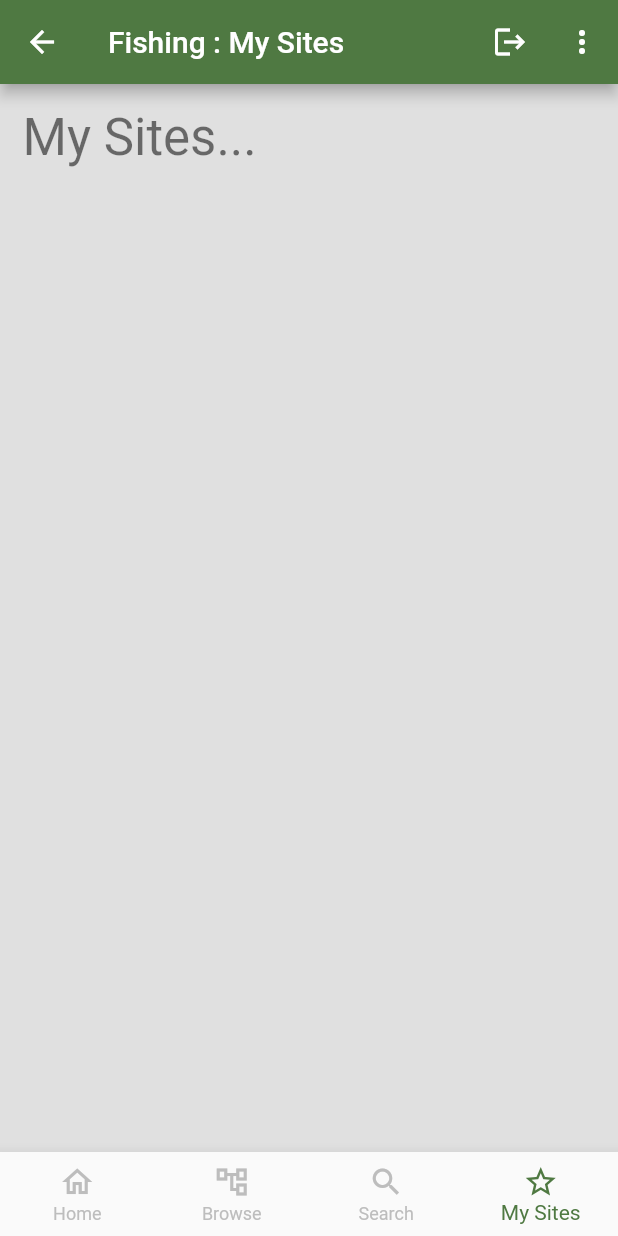
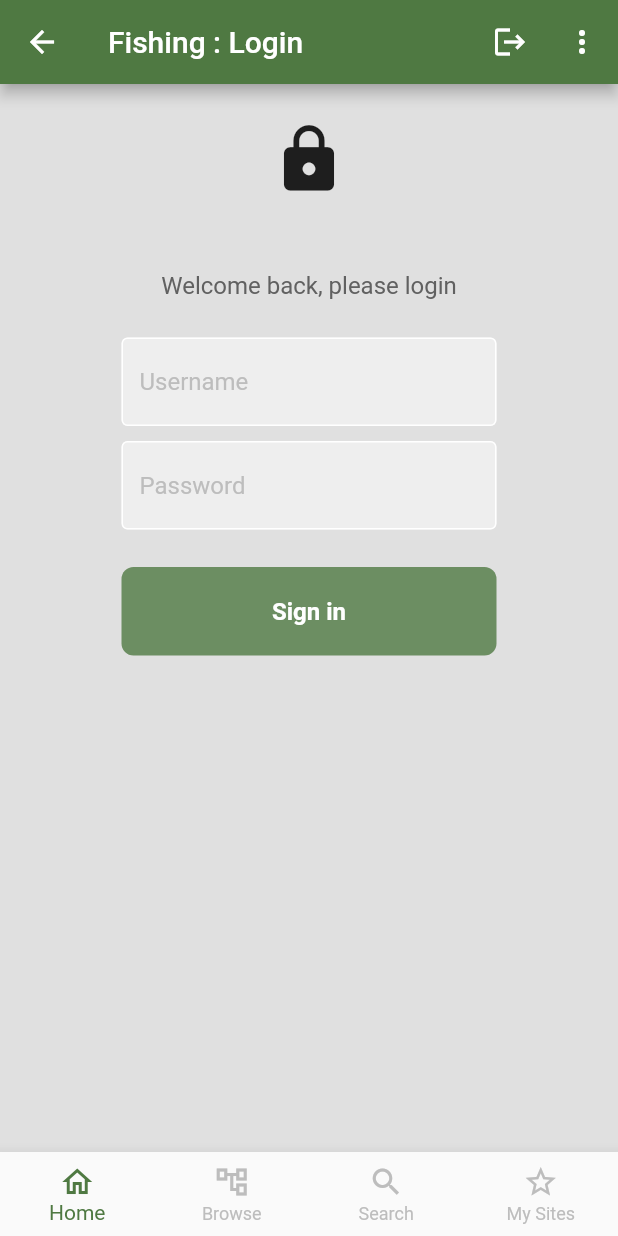
Before and after one commit to steve-townend/fishing_flutter, a Flutter app: the screen it shows after launch, item 4 of the bottom bar chosen, after a tap on the "logout" icon, on a phone screen of 412 x 824 dp. Run offline on Flutter 3.47's test engine with Material 2 defaults, Android fonts, the phone set to English and light mode, and no system bars; our stand-ins replace get_it, localstorage, logger.

Commit message:
Re-routing now works for auth

```diff
--- a/lib/app/auth/auth_page.dart
+++ b/lib/app/auth/auth_page.dart
@@ -1,9 +1,10 @@
 // ignore_for_file: no_leading_underscores_for_local_identifiers
 
 import 'package:_app_framework/app/auth/auth_provider_controller.dart';
-import 'package:_app_framework/app/auth/login_page.dart';
-import 'package:_app_framework/app/home/home_page.dart';
+import 'package:_app_framework/common_services/logging_service.dart';
+import 'package:_app_framework/ioc.dart';
 import 'package:flutter/material.dart';
+import 'package:logger/logger.dart';
 import 'package:provider/provider.dart';
 
 class AuthPage extends StatelessWidget {
@@ -12,16 +13,43 @@ class AuthPage extends StatelessWidget {
   @override
   Widget build(BuildContext context) {
 
+    final loggingService = getIt.get<LoggingService>();
+    final Logger _logger = loggingService.getLogger(this);
+
     return Scaffold(
 
       body: Consumer<AuthProviderController>(
         builder: (context, authProvider, child){
 
+          /* SMT
+              I am using a Future.microtask because all sync work completes
+              before any async work. Therefore the widget build (sync) completes
+              before navigating to the named route.
+
+              I do this because I was previouly doing direct navigation i.e by
+              calling HomePage() and LoginPage. However, this did not display the
+              desired route once named route navigation was used as in the tab bar.
+
+              Also, note that the nav history isn't cleared correctly using pushNamed
+              so user can press back button and see page before login page. I tried
+              pushNamedAndRemoveUntil but didn't work at all. In effect, not a problem
+              because any attempt to load data from API that gets a 401 will re-route
+              to login page so it'll do for now.
+          */
+
           if (authProvider.loggedIn) {
-            return const HomePage();
+            _logger.d("AuthPage: loggedIn");
+
+            Future.microtask(() => {Navigator.pushNamed(context, "/home")});
+
           } else {
-            return LoginPage();
+            _logger.d("AuthPage: NOT loggedIn");
+
+            Future.microtask(() => {Navigator.pushNamed(context, "/login")});
+
           }
+
+          return Container(); //
         }
       )
     );
--- a/lib/app/components/app_bar_and_nav_bar_scaffold.dart
+++ b/lib/app/components/app_bar_and_nav_bar_scaffold.dart
@@ -49,6 +49,10 @@ class AppBarAndNavBarScaffold extends StatelessWidget {
                     ),
 
                     const PopupMenuItem<int>(
+                        value: 1,
+                        child: Text("Test API"),
+                    ),
+                    const PopupMenuItem<int>(
                         value: 2,
                         child: Text("About"),
                     ),
--- a/lib/common_services/api_service.dart
+++ b/lib/common_services/api_service.dart
@@ -1,6 +1,13 @@
+import 'package:_app_framework/app/auth/auth_provider_controller.dart';
 import 'package:http/http.dart' as http;
 
 class ApiService {
+
+  AuthProviderController? _authProvider;
+
+  set authProvider(AuthProviderController? authProvider) {
+     _authProvider = authProvider;
+  }
 
   Future<T> fetchData<T>(String url, T Function(String) parser) async {
 
@@ -9,6 +16,10 @@ class ApiService {
     final response = await http.get(Uri.parse(url));
 
     if (response.statusCode == 200) {
+
+      _authProvider?.logout();
+
+
       // If the server did return a 200 OK response,
       // then parse the JSON.
       return parser(response.body);
--- a/lib/common_services/auth_service.dart
+++ b/lib/common_services/auth_service.dart
@@ -1,16 +1,22 @@
 
 // ignore_for_file: no_leading_underscores_for_local_identifiers
 
+import 'package:_app_framework/common_services/logging_service.dart';
+import 'package:_app_framework/ioc.dart';
 import 'package:localstorage/localstorage.dart';
+import 'package:logger/logger.dart';
 
 import '../common_models/constants.dart';
 
 class AuthService {
 
   late LocalStorage _storage;
+  late Logger _logger;
 
   AuthService() {
     _storage = LocalStorage('fishing.json');
+    var loggingService = getIt.get<LoggingService>();
+    _logger = loggingService.getLogger(this);
   }
 
   bool loggedIn() {
@@ -44,11 +50,16 @@ class AuthService {
   }
 
   Future login(String username, String password) async {
+    _logger.d("AuthService: login() called");
     // throw Exception("Invalid creds");
     await _storage.setItem(AUTH_TOKEN_NAME, "$username-$password");
   }
 
   Future logout() async {
+
+    _logger.d("AuthService: logout() called");
+
+
     await _storage.deleteItem(AUTH_TOKEN_NAME);
   }
 
--- a/lib/ioc.dart
+++ b/lib/ioc.dart
@@ -18,10 +18,11 @@ void getServices() {
   //getIt.registerFactory(() => LoggingService());
 
   getIt.registerLazySingleton(() => AuthService());
+  getIt.registerLazySingleton(() => ApiService());
   getIt.registerFactory(() => ColorService());
   getIt.registerFactory(() => LoggingService());
   getIt.registerFactory(() => AppSettingsService());
-  getIt.registerFactory(() => ApiService());
+  //getIt.registerFactory(() => ApiService());
   // getIt.registerFactory(() => UserService());
 
   // getIt.registerLazySingleton(() => BrowseService());
--- a/lib/main.dart
+++ b/lib/main.dart
@@ -3,6 +3,7 @@
 import 'package:_app_framework/app/auth/auth_page.dart';
 import 'package:_app_framework/app/auth/auth_provider_controller.dart';
 import 'package:_app_framework/common_models/constants.dart';
+import 'package:_app_framework/common_services/api_service.dart';
 import 'package:_app_framework/common_services/auth_service.dart';
 import 'package:flutter/foundation.dart';
 import 'package:flutter/material.dart';
@@ -73,6 +74,10 @@ class MyApp extends StatelessWidget {
         //   logger.e("A test error message with error", ex, st);
         // }
 
+
+        final apiService = getIt.get<ApiService>();
+        apiService.authProvider = context.read<AuthProviderController>();
+
         return MaterialApp(
           scaffoldMessengerKey: snackbarKey,
           theme: ThemeData(primarySwatch: MaterialColor(0xFF4F7942, colorService.colorSwatchShades)),
```
Also changed, not shown: lib/app/TestPages/rest_api.dart (+5 -3 lines), lib/common_services/navigation_service.dart (added, +42 -0 lines).
